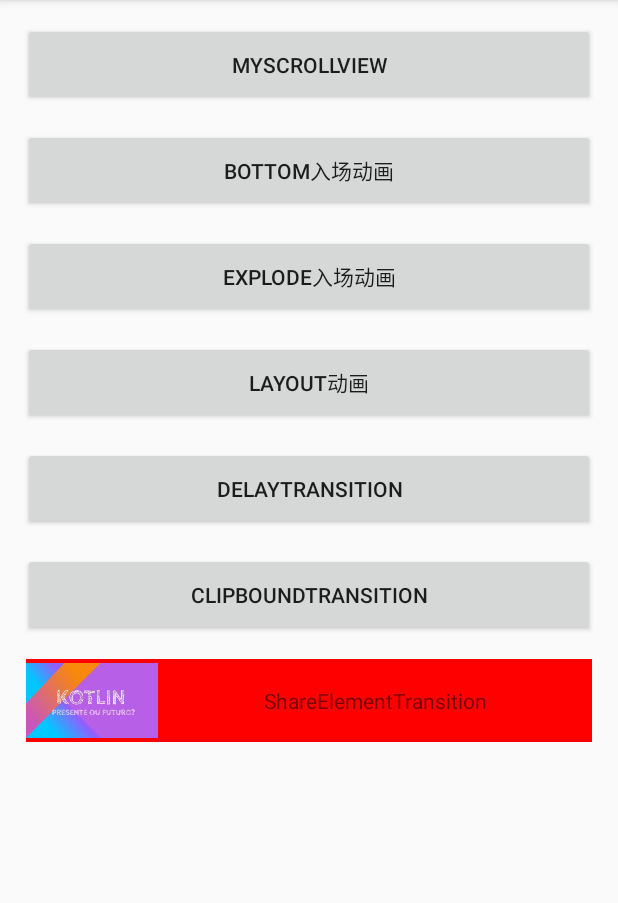
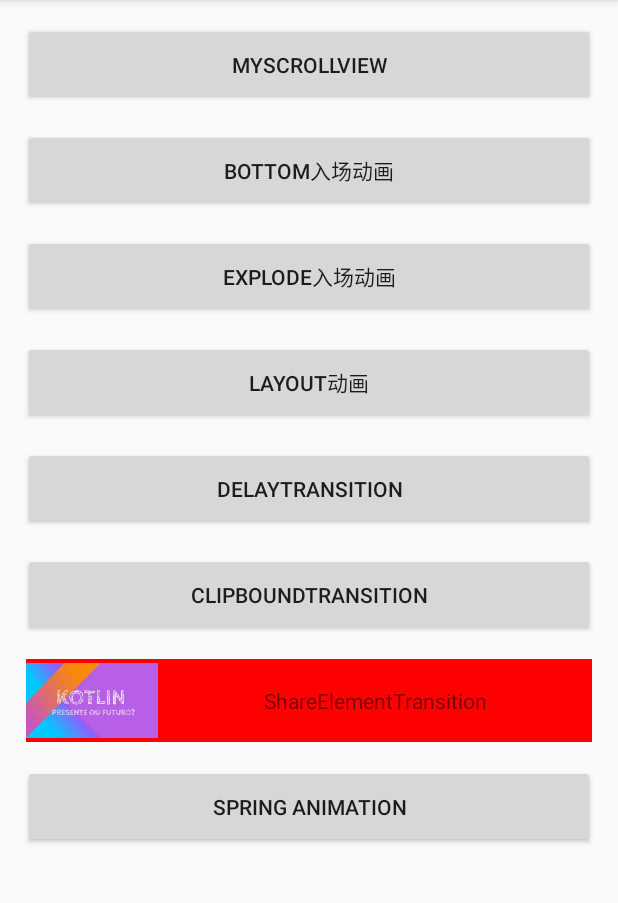
Before and after one commit to adolf666/DemosProject, an Android app: the screen it shows after launch (MainActivity), on a phone screen of 412 x 824 dp, the part 84-987 px from its top. Run offline under Robolectric (Android 15) with nearby library versions, the phone set to English and light mode, and no system bars.

Commit message:
Spring Anim

```diff
--- a/app/build.gradle
+++ b/app/build.gradle
@@ -24,12 +24,13 @@ android {
 
 dependencies {
     implementation fileTree(dir: 'libs', include: ['*.jar'])
-    implementation "org.jetbrains.kotlin:kotlin-stdlib-jre7:$kotlin_version"
+    implementation "org.jetbrains.kotlin:kotlin-stdlib-jdk7:$kotlin_version"
     implementation 'com.android.support:appcompat-v7:27.1.1'
-    implementation 'com.android.support.constraint:constraint-layout:1.1.1'
+    implementation 'com.android.support.constraint:constraint-layout:1.1.2'
     testImplementation 'junit:junit:4.12'
     androidTestImplementation 'com.android.support.test:runner:1.0.2'
     androidTestImplementation 'com.android.support.test.espresso:espresso-core:3.0.2'
     implementation "org.jetbrains.anko:anko-commons:0.10.5"
     implementation 'com.android.support:design:27.1.1'
+    implementation 'com.android.support:support-dynamic-animation:27.1.1'
 }
--- a/app/src/main/AndroidManifest.xml
+++ b/app/src/main/AndroidManifest.xml
@@ -26,7 +26,8 @@
         <activity android:name=".transition.LayoutTransitionActivity" />
         <activity android:name=".transition.TransitionDelayActivity" />
         <activity android:name=".transition.TransitionChangBoundsActivity" />
-        <activity android:name=".transition.SharedElementActivity"></activity>
+        <activity android:name=".transition.SharedElementActivity" />
+        <activity android:name=".spring.SpringAnimActivity"></activity>
     </application>
 
 </manifest>
--- a/app/src/main/java/com/example/adolf/demosproject/MainActivity.kt
+++ b/app/src/main/java/com/example/adolf/demosproject/MainActivity.kt
@@ -4,6 +4,7 @@ import android.app.ActivityOptions
 import android.content.Intent
 import android.support.v7.app.AppCompatActivity
 import android.os.Bundle
+import com.example.adolf.demosproject.spring.SpringAnimActivity
 import com.example.adolf.demosproject.transition.*
 import kotlinx.android.synthetic.main.activity_main.*
 import org.jetbrains.anko.startActivity
@@ -20,6 +21,7 @@ class MainActivity : AppCompatActivity() {
         mDelayTransition.setOnClickListener { goToDelayTransitionActivity() }
         mClipBoundTransition.setOnClickListener { goToClipBoundActivity() }
         mShareElementTransition.setOnClickListener { goToSharedElementActivity() }
+        mSpringAnimBtn.setOnClickListener { goToSpringAnimActivity() }
 
     }
 
@@ -53,4 +55,8 @@ class MainActivity : AppCompatActivity() {
         val options = ActivityOptions.makeSceneTransitionAnimation(this,shareImg,"share").toBundle()
         startActivity(intent,options)
     }
+
+    private fun goToSpringAnimActivity(){
+        startActivity<SpringAnimActivity>()
+    }
 }
--- a/app/src/main/res/layout/activity_main.xml
+++ b/app/src/main/res/layout/activity_main.xml
@@ -7,7 +7,8 @@
         android:layout_width="match_parent"
         android:layout_height="match_parent"
         android:orientation="vertical"
-        tools:context=".MainActivity">
+        tools:context=".MainActivity"
+        android:paddingBottom="20dp">
 
         <Button
             android:id="@+id/mMyScrollView"
@@ -86,7 +87,14 @@
                 android:text="ShareElementTransition" />
         </LinearLayout>
 
-
+    <Button
+        android:id="@+id/mSpringAnimBtn"
+        android:layout_width="match_parent"
+        android:layout_height="55dp"
+        android:text="Spring Animation"
+        android:layout_marginLeft="15dp"
+        android:layout_marginRight="15dp"
+        android:layout_marginTop="15dp"/>
 
     </LinearLayout>
 </ScrollView>
```
Also changed, not shown: app/src/main/java/com/example/adolf/demosproject/spring/Point.kt (added, +82 -0 lines), app/src/main/java/com/example/adolf/demosproject/spring/SpringAnimActivity.kt (added, +13 -0 lines), app/src/main/res/layout/activity_spring_anim.xml (added, +15 -0 lines).
